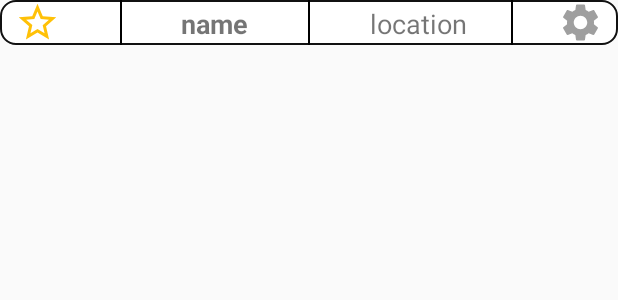
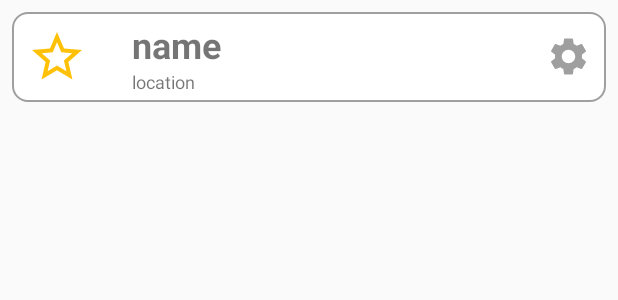
Before and after one commit to pinocchio22/AirQuality, an Android app: the layout favorite_item.xml on its own in the app's theme, with its tools: preview values and no code run, on a phone screen of 412 x 824 dp. Shown: the top 300 px of the screen. Run offline under Robolectric (Android 15) with nearby library versions, the light colour scheme and no system bars.

Commit message:
changed rec_item layout

```diff
--- a/app/build.gradle
+++ b/app/build.gradle
@@ -12,8 +12,9 @@ android {
         applicationId "com.p2glet.airquality"
         minSdk 26
         targetSdk 32
-        versionCode 2
-        versionName "1.0.1"
+        versionCode 3
+        // feat , design , bugfix
+        versionName "2.0.0"
 
         testInstrumentationRunner "androidx.test.runner.AndroidJUnitRunner"
     }
--- a/app/src/main/res/drawable/item_line.xml
+++ b/app/src/main/res/drawable/item_line.xml
@@ -4,7 +4,7 @@
     <solid android:color="#fff" />
     <stroke
         android:width="1dp"
-        android:color="#111" />
+        android:color="@color/grey" />
     <corners
         android:topLeftRadius="10dp"
         android:topRightRadius="10dp"
--- a/app/src/main/res/layout/favorite_item.xml
+++ b/app/src/main/res/layout/favorite_item.xml
@@ -1,72 +1,67 @@
 <?xml version="1.0" encoding="utf-8"?>
-<androidx.constraintlayout.widget.ConstraintLayout xmlns:android="http://schemas.android.com/apk/res/android"
+<LinearLayout
+    xmlns:android="http://schemas.android.com/apk/res/android"
     xmlns:app="http://schemas.android.com/apk/res-auto"
+    xmlns:tools="http://schemas.android.com/tools"
     android:layout_width="match_parent"
     android:layout_height="wrap_content"
-    android:background="@drawable/item_line">
+    android:background="@drawable/item_line"
+    android:layout_margin="8dp"
+    android:orientation="horizontal">
+
+    <LinearLayout
+        android:layout_width="wrap_content"
+        android:layout_height="wrap_content"
+        android:orientation="vertical">
 
         <Button
             android:id="@+id/item_favorite"
-        android:layout_width="30dp"
-        android:layout_height="30dp"
-        android:layout_marginLeft="10dp"
+            android:layout_width="40dp"
+            android:layout_height="40dp"
+            android:layout_margin="10dp"
             android:background="@drawable/ic_star_click"
             android:backgroundTint="@color/yellow"
             app:layout_constraintStart_toStartOf="parent"
             app:layout_constraintTop_toTopOf="parent"
             android:gravity="center_horizontal"/>
 
-    <View
-        android:id="@+id/line1"
-        android:layout_width="1dp"
-        android:layout_height="30dp"
-        android:layout_margin="2dp"
-        android:background="@color/black"
-        app:layout_constraintEnd_toStartOf="@id/name"
-        app:layout_constraintStart_toEndOf="@id/item_favorite" />
+    </LinearLayout>
+
+    <LinearLayout
+        android:layout_width="match_parent"
+        android:layout_height="match_parent">
+
+        <LinearLayout
+            android:layout_width="wrap_content"
+            android:layout_height="match_parent"
+            android:orientation="vertical">
 
             <TextView
                 android:id="@+id/name"
                 android:layout_width="wrap_content"
                 android:layout_height="wrap_content"
                 android:layout_marginLeft="20dp"
-        android:layout_marginTop="3dp"
+                android:layout_marginTop="5dp"
                 android:text="name"
-        android:textSize="18sp"
+                android:textSize="24sp"
                 android:textStyle="bold"
-        app:layout_constraintEnd_toStartOf="@id/location"
-        app:layout_constraintStart_toEndOf="@id/item_favorite"
-        app:layout_constraintTop_toTopOf="parent" />
-
-    <View
-        android:id="@+id/line2"
-        android:layout_width="1dp"
-        android:layout_height="30dp"
-        android:background="@color/black"
-        android:layout_margin="2dp"
-        app:layout_constraintEnd_toStartOf="@id/location"
-        app:layout_constraintStart_toEndOf="@id/name" />
+                />
 
             <TextView
                 android:id="@+id/location"
                 android:layout_width="wrap_content"
                 android:layout_height="wrap_content"
                 android:layout_marginLeft="20dp"
-        android:layout_marginTop="3dp"
                 android:text="location"
-        android:textSize="18sp"
-        app:layout_constraintEnd_toStartOf="@id/setting_btn"
-        app:layout_constraintStart_toEndOf="@id/name"
-        app:layout_constraintTop_toTopOf="parent" />
+                android:textSize="12sp"
+                />
+
+        </LinearLayout>
 
         <View
-        android:id="@+id/line3"
-        android:layout_width="1dp"
-        android:layout_height="30dp"
-        android:layout_margin="2dp"
-        android:background="@color/black"
-        app:layout_constraintEnd_toStartOf="@id/setting_btn"
-        app:layout_constraintStart_toEndOf="@id/location" />
+            android:layout_width="0dp"
+            android:layout_height="0dp"
+            android:layout_weight="1"/>
 
         <Button
             android:id="@+id/setting_btn"
@@ -75,8 +70,9 @@
             android:layout_marginRight="10dp"
             android:background="@drawable/ic_setting"
             android:backgroundTint="@color/grey"
-        app:layout_constraintEnd_toEndOf="parent"
-        app:layout_constraintTop_toTopOf="parent"
-        android:gravity="center_vertical"/>
+            android:layout_gravity="center_vertical"
+            android:gravity="right"
+            />
 
-</androidx.constraintlayout.widget.ConstraintLayout>
+    </LinearLayout>
+</LinearLayout>
```
Lines whose indentation alone changed are shown as unchanged.
